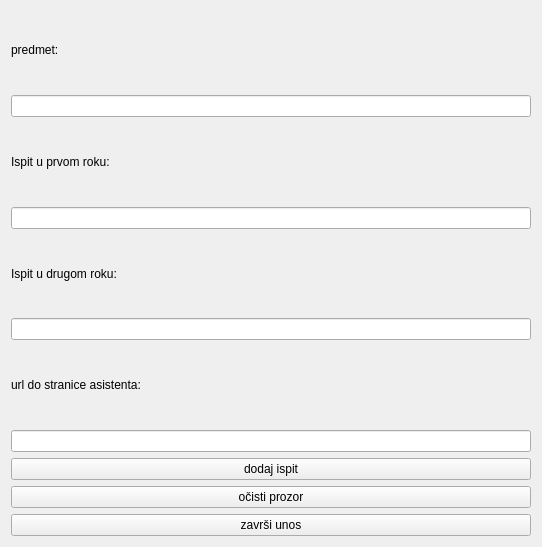
Before: the Qt Designer form Planer/MatfPlaner/forms/InsertExams.ui in stenjo1/MATF_Planner, drawn with Qt 5.
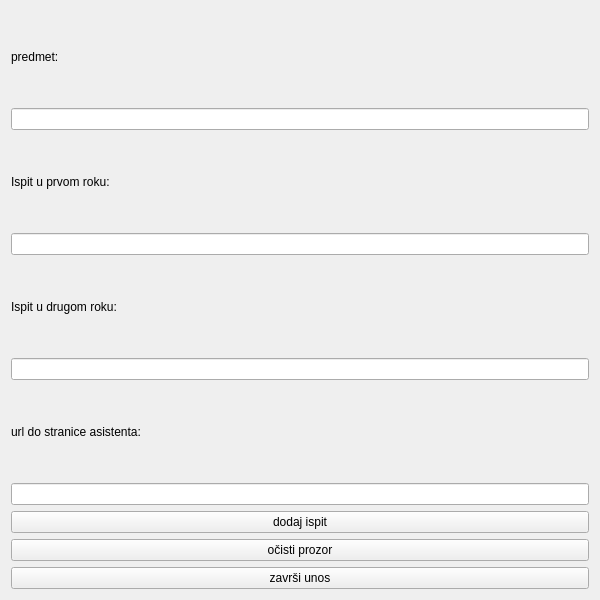
After: the same form once the commit is applied.

The edit to the form file:
```diff
--- a/Planer/MatfPlaner/forms/InsertExams.ui
+++ b/Planer/MatfPlaner/forms/InsertExams.ui
@@ -6,8 +6,8 @@
    <rect>
     <x>0</x>
     <y>0</y>
-    <width>542</width>
-    <height>547</height>
+    <width>600</width>
+    <height>600</height>
    </rect>
   </property>
   <property name="windowTitle">
```
